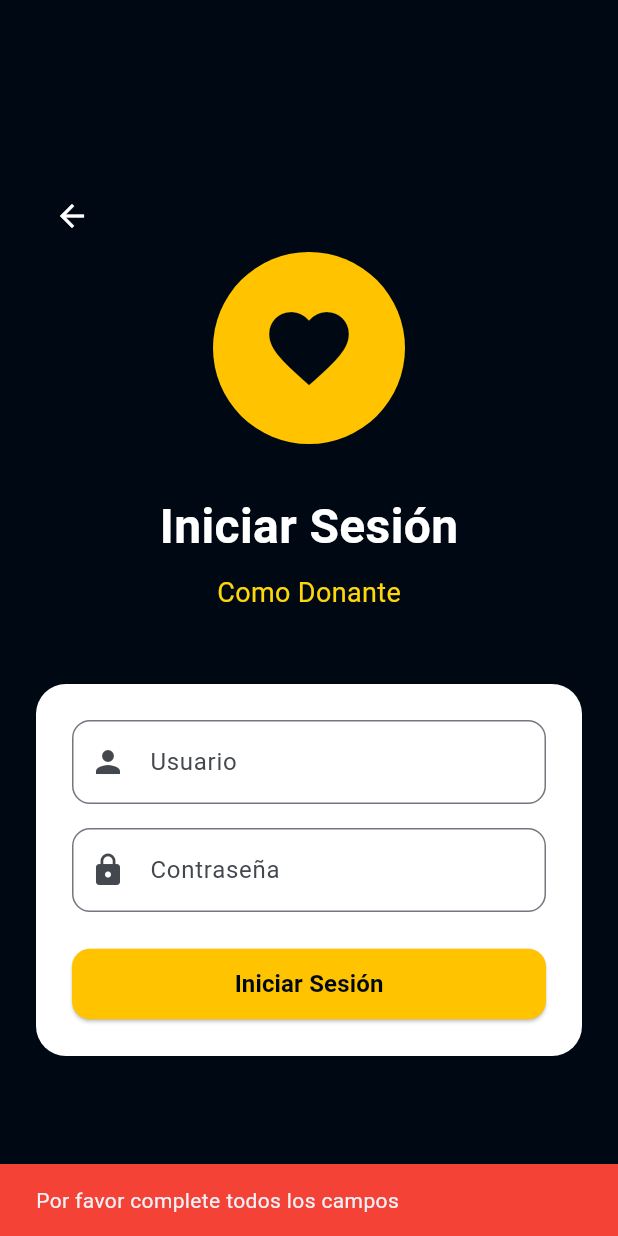
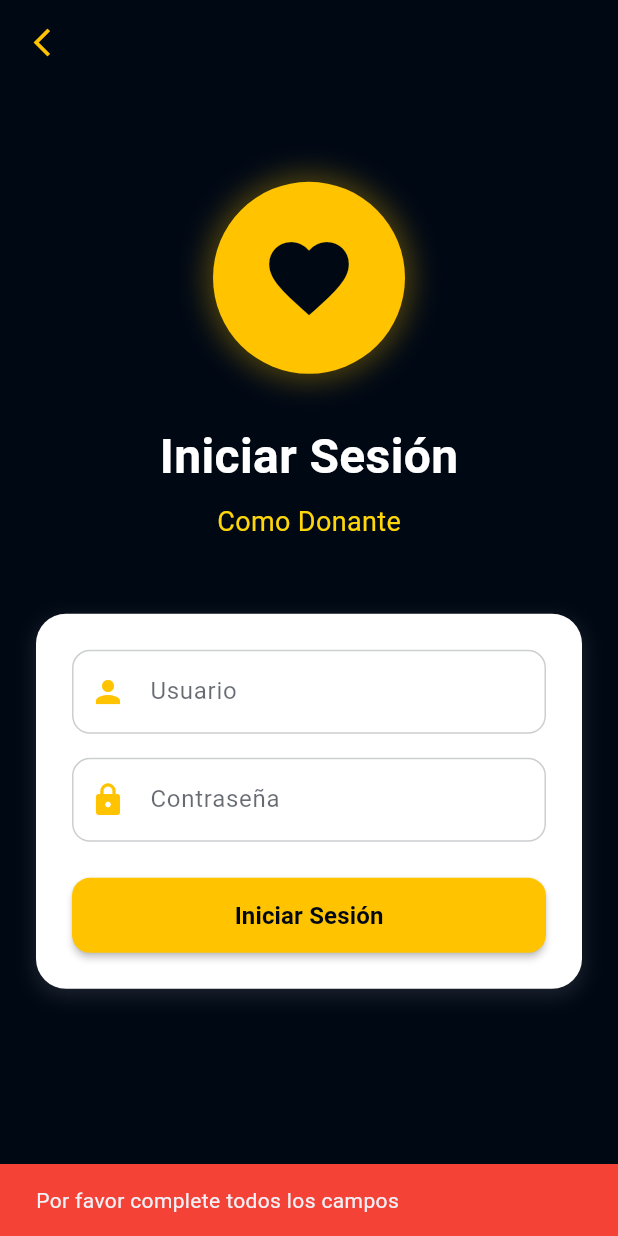
Before and after one commit to AngelPidza/alas_chiquitanas_donaciones, a Flutter app: the screen it shows after launch, after a tap on "Soy Donante", after a tap on "Iniciar Sesión", on a phone screen of 412 x 824 dp. Run offline on Flutter 3.47's test engine with Material 3 defaults, Android fonts, the phone set to English and light mode, and no system bars; our stand-ins replace flutter_riverpod, google_maps_flutter, image_picker, open_file, shared_preferences; network calls fail.

```diff
--- a/lib/features/auth/presentation/pages/login_screen.dart
+++ b/lib/features/auth/presentation/pages/login_screen.dart
@@ -85,33 +85,49 @@ class LoginScreenState extends State<LoginScreen> {
   Widget build(BuildContext context) {
     return Scaffold(
       backgroundColor: Color(0xFF000814),
-      body: SafeArea(
+      appBar: AppBar(
+        backgroundColor: Colors.transparent,
+        elevation: 0,
+        leading: IconButton(
+          icon: Icon(
+            Icons.arrow_back_ios_new,
+            color: Color(0xFFFFC300),
+            size: 22,
+          ),
+          onPressed: () {
+            Navigator.pushReplacement(
+              context,
+              MaterialPageRoute(builder: (context) => LoginTypeScreen()),
+            );
+          },
+        ),
+      ),
+      body: SingleChildScrollView(
+        child: SafeArea(
           child: Padding(
             padding: EdgeInsets.all(24.0),
             child: Column(
               mainAxisAlignment: MainAxisAlignment.center,
               children: [
-              Align(
-                alignment: Alignment.topLeft,
-                child: IconButton(
-                  icon: Icon(Icons.arrow_back, color: Colors.white),
-                  onPressed: () {
-                    Navigator.pushReplacement(
-                      context,
-                      MaterialPageRoute(
-                        builder: (context) => LoginTypeScreen(),
-                      ),
-                    );
-                  },
-                ),
-              ),
+                SizedBox(height: MediaQuery.of(context).size.height * 0.05),
                 Container(
                   padding: EdgeInsets.all(32),
                   decoration: BoxDecoration(
                     color: Color(0xFFFFC300),
                     shape: BoxShape.circle,
+                    boxShadow: [
+                      BoxShadow(
+                        color: Color(0xFFFFC300).withOpacity(0.3),
+                        spreadRadius: 5,
+                        blurRadius: 15,
                       ),
-                child: Icon(Icons.favorite, size: 64, color: Color(0xFF000814)),
+                    ],
+                  ),
+                  child: Icon(
+                    Icons.favorite,
+                    size: 64,
+                    color: Color(0xFF000814),
+                  ),
                 ),
                 SizedBox(height: 32),
                 Text(
@@ -133,30 +149,91 @@ class LoginScreenState extends State<LoginScreen> {
                   decoration: BoxDecoration(
                     color: Colors.white,
                     borderRadius: BorderRadius.circular(20),
+                    boxShadow: [
+                      BoxShadow(
+                        color: Colors.white.withOpacity(0.1),
+                        spreadRadius: 1,
+                        blurRadius: 10,
+                        offset: Offset(0, 4),
+                      ),
+                    ],
                   ),
                   child: Column(
                     children: [
                       TextField(
                         controller: _usuarioController,
+                        style: TextStyle(color: Color(0xFF000814)),
                         decoration: InputDecoration(
                           labelText: 'Usuario',
-                        prefixIcon: Icon(Icons.person),
+                          labelStyle: TextStyle(
+                            color: Color(0xFF000814).withOpacity(0.6),
+                          ),
+                          prefixIcon: Icon(
+                            Icons.person,
+                            color: Color(0xFFFFC300),
+                          ),
+                          enabledBorder: OutlineInputBorder(
+                            borderRadius: BorderRadius.circular(12),
+                            borderSide: BorderSide(
+                              color: Color(0xFF000814).withOpacity(0.2),
+                            ),
+                          ),
+                          focusedBorder: OutlineInputBorder(
+                            borderRadius: BorderRadius.circular(12),
+                            borderSide: BorderSide(
+                              color: Color(0xFFFFC300),
+                              width: 2,
+                            ),
+                          ),
+                          filled: true,
+                          fillColor: Colors.white,
                         ),
                       ),
                       SizedBox(height: 16),
                       TextField(
                         controller: _passwordController,
                         obscureText: true,
+                        style: TextStyle(color: Color(0xFF000814)),
                         decoration: InputDecoration(
                           labelText: 'Contraseña',
-                        prefixIcon: Icon(Icons.lock),
+                          labelStyle: TextStyle(
+                            color: Color(0xFF000814).withOpacity(0.6),
+                          ),
+                          prefixIcon: Icon(
+                            Icons.lock,
+                            color: Color(0xFFFFC300),
+                          ),
+                          enabledBorder: OutlineInputBorder(
+                            borderRadius: BorderRadius.circular(12),
+                            borderSide: BorderSide(
+                              color: Color(0xFF000814).withOpacity(0.2),
+                            ),
+                          ),
+                          focusedBorder: OutlineInputBorder(
+                            borderRadius: BorderRadius.circular(12),
+                            borderSide: BorderSide(
+                              color: Color(0xFFFFC300),
+                              width: 2,
+                            ),
+                          ),
+                          filled: true,
+                          fillColor: Colors.white,
                         ),
                       ),
                       SizedBox(height: 24),
                       SizedBox(
                         width: double.infinity,
+                        height: 50,
                         child: ElevatedButton(
                           onPressed: _isLoading ? null : _login,
+                          style: ElevatedButton.styleFrom(
+                            backgroundColor: Color(0xFFFFC300),
+                            foregroundColor: Color(0xFF000814),
+                            shape: RoundedRectangleBorder(
+                              borderRadius: BorderRadius.circular(12),
+                            ),
+                            elevation: 2,
+                          ),
                           child: _isLoading
                               ? CircularProgressIndicator(
                                   valueColor: AlwaysStoppedAnimation<Color>(
@@ -168,6 +245,7 @@ class LoginScreenState extends State<LoginScreen> {
                                   style: TextStyle(
                                     fontSize: 16,
                                     fontWeight: FontWeight.bold,
+                                    color: Color(0xFF000814),
                                   ),
                                 ),
                         ),
@@ -179,6 +257,7 @@ class LoginScreenState extends State<LoginScreen> {
             ),
           ),
         ),
+      ),
     );
   }
 }
--- a/lib/features/auth/presentation/pages/volunteer_login_screen.dart
+++ b/lib/features/auth/presentation/pages/volunteer_login_screen.dart
@@ -89,27 +89,32 @@ class _VolunteerLoginScreenState extends State<VolunteerLoginScreen> {
   @override
   Widget build(BuildContext context) {
     return Scaffold(
+      appBar: AppBar(
+        backgroundColor: Colors.transparent,
+        elevation: 0,
+        leading: IconButton(
+          icon: Icon(
+            Icons.arrow_back_ios_new,
+            color: Color(0xFFFFC300),
+            size: 22,
+          ),
+          onPressed: () {
+            Navigator.pushReplacement(
+              context,
+              MaterialPageRoute(builder: (context) => LoginTypeScreen()),
+            );
+          },
+        ),
+      ),
       backgroundColor: Color(0xFF000814),
-      body: SafeArea(
+      body: SingleChildScrollView(
+        child: SafeArea(
           child: Padding(
             padding: EdgeInsets.all(24.0),
             child: Column(
               mainAxisAlignment: MainAxisAlignment.center,
               children: [
-              Align(
-                alignment: Alignment.topLeft,
-                child: IconButton(
-                  icon: Icon(Icons.arrow_back, color: Colors.white),
-                  onPressed: () {
-                    Navigator.pushReplacement(
-                      context,
-                      MaterialPageRoute(
-                        builder: (context) => LoginTypeScreen(),
-                      ),
-                    );
-                  },
-                ),
-              ),
+                SizedBox(height: MediaQuery.of(context).size.height * 0.05),
                 Container(
                   padding: EdgeInsets.all(32),
                   decoration: BoxDecoration(
@@ -189,6 +194,7 @@ class _VolunteerLoginScreenState extends State<VolunteerLoginScreen> {
             ),
           ),
         ),
+      ),
     );
   }
 }
--- a/lib/features/donor/presentation/pages/campaigns_screen.dart
+++ b/lib/features/donor/presentation/pages/campaigns_screen.dart
@@ -113,7 +113,7 @@ class CampaignsScreenState extends State<CampaignsScreen>
         });
         if (mounted) {
           _showErrorSnackBar(
-            'Error al cargar campañas: ${response.statusCode}',
+            'Error al cargar campañas: ${json.decode(response.body)['message'] ?? json.decode(response.body)['error'] ?? 'Error desconocido'}',
           );
         }
       }
```
Lines whose indentation alone changed are shown as unchanged.
